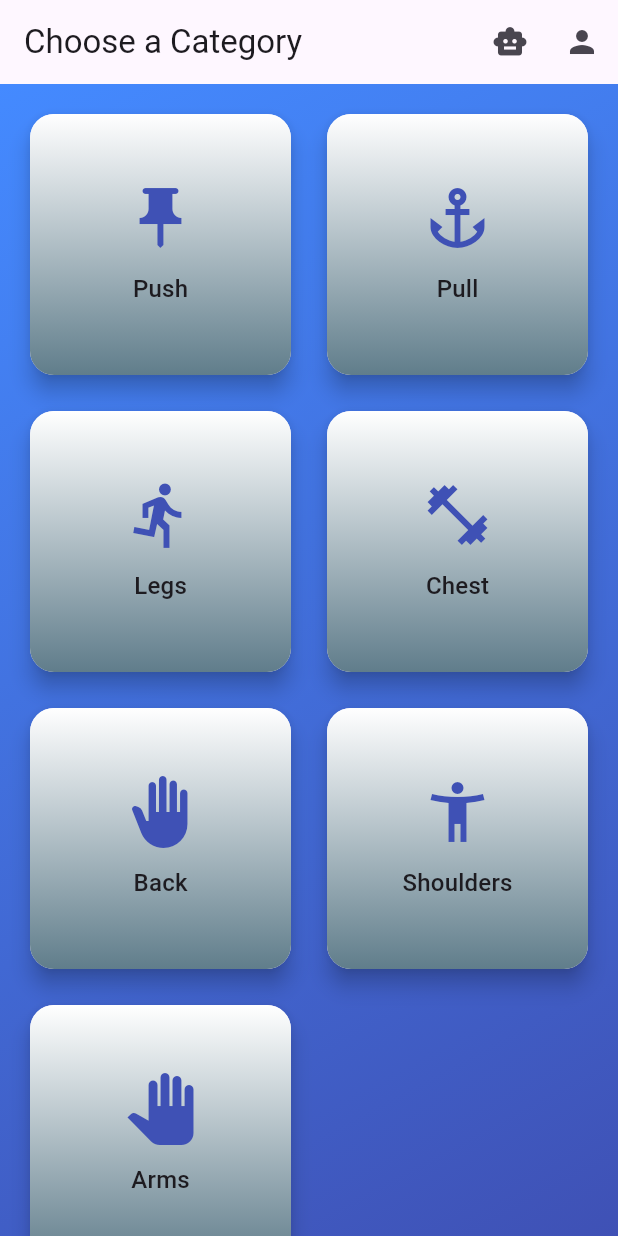
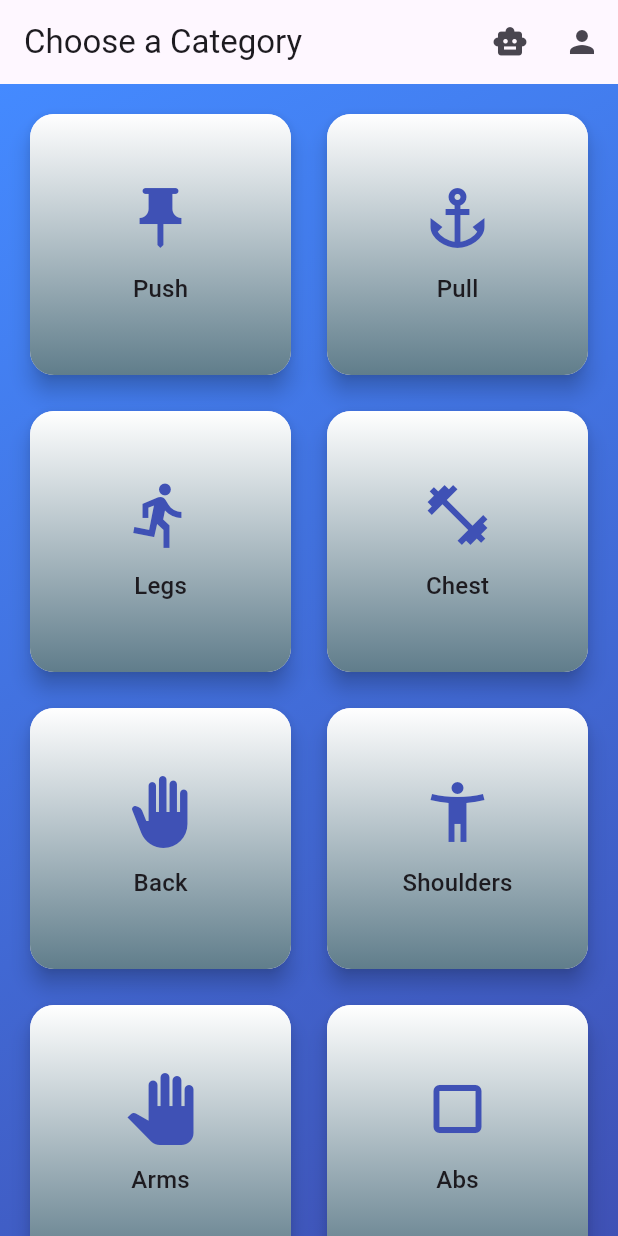
Before and after one commit to Mohamed1341412/Gym-Progress-Tracker-My-GPT-, a Flutter app: the screen it shows once a user with an empty profile is signed in, on a phone screen of 412 x 824 dp. Run offline on Flutter 3.47's test engine with Material 3 defaults, Android fonts, the phone set to English and light mode, and no system bars; our stand-ins replace firebase_auth, firebase_core, go_router, google_sign_in; missing offline and left inert: flutter_facebook_auth; accounts and stored records are empty; generated files the repository leaves out were written again.

Commit message:
abs update

```diff
--- a/lib/screens/home_screen.dart
+++ b/lib/screens/home_screen.dart
@@ -1,22 +1,20 @@
+import '../models/training_method.dart';
+import 'package:go_router/go_router.dart';
 import 'package:flutter/material.dart';
-
-class _Category {
-  final String name;
-  final IconData icon;
-  _Category(this.name, this.icon);
-}
 
 class HomeScreen extends StatelessWidget {
   const HomeScreen({Key? key}) : super(key: key);
 
-  static final _categories = <_Category>[
-    _Category('Push', Icons.push_pin),
-    _Category('Pull', Icons.anchor),
-    _Category('Legs', Icons.directions_run),
-    _Category('Chest', Icons.fitness_center),
-    _Category('Back', Icons.back_hand),
-    _Category('Shoulders', Icons.accessibility_new),
-    _Category('Arms', Icons.pan_tool),
+  static final _methods = [
+    TrainingMethod.push,
+    TrainingMethod.pull,
+    TrainingMethod.legs,
+    TrainingMethod.chest,
+    TrainingMethod.back,
+    TrainingMethod.shoulders,
+    TrainingMethod.arms,
+    TrainingMethod.abs,
+    TrainingMethod.cardio,
   ];
 
   @override
@@ -53,17 +51,13 @@ class HomeScreen extends StatelessWidget {
             crossAxisSpacing: 16,
             childAspectRatio: 1.0,
           ),
-          itemCount: _categories.length,
+          itemCount: _methods.length,
           itemBuilder: (context, index) {
-            final category = _categories[index];
+            final method = _methods[index];
             return _CategoryCard(
-              category: category,
+              method: method,
               onTap: () {
-                Navigator.pushNamed(
-                  context,
-                  '/exerciseList',
-                  arguments: category.name,
-                );
+                context.push('/exercise/${method.name}');
               },
             );
           },
@@ -74,9 +68,9 @@ class HomeScreen extends StatelessWidget {
 }
 
 class _CategoryCard extends StatelessWidget {
-  final _Category category;
+  final TrainingMethod method;
   final VoidCallback onTap;
-  const _CategoryCard({Key? key, required this.category, required this.onTap})
+  const _CategoryCard({Key? key, required this.method, required this.onTap})
       : super(key: key);
 
   @override
@@ -98,10 +92,10 @@ class _CategoryCard extends StatelessWidget {
           child: Column(
             mainAxisAlignment: MainAxisAlignment.center,
             children: [
-              Icon(category.icon, size: 48, color: Colors.indigo),
+              Icon(method.icon, size: 48, color: Colors.indigo),
               const SizedBox(height: 12),
               Text(
-                category.name,
+                method.displayName,
                 style: Theme.of(context).textTheme.titleMedium,
               ),
             ],
--- a/pubspec.yaml
+++ b/pubspec.yaml
@@ -20,6 +20,7 @@ dependencies:
   intl: ^0.18.1
   flutter_facebook_auth: ^6.0.4
   url_launcher: ^6.1.7
+  go_router: ^6.0.0
 
 dev_dependencies:
   flutter_test:
```
Also changed, not shown: lib/models/training_method.dart (added, +76 -0 lines), lib/screens/bodyweight_cardio_screen.dart (added, +169 -0 lines), lib/screens/exercise_list_screen.dart (+7 -9 lines).
